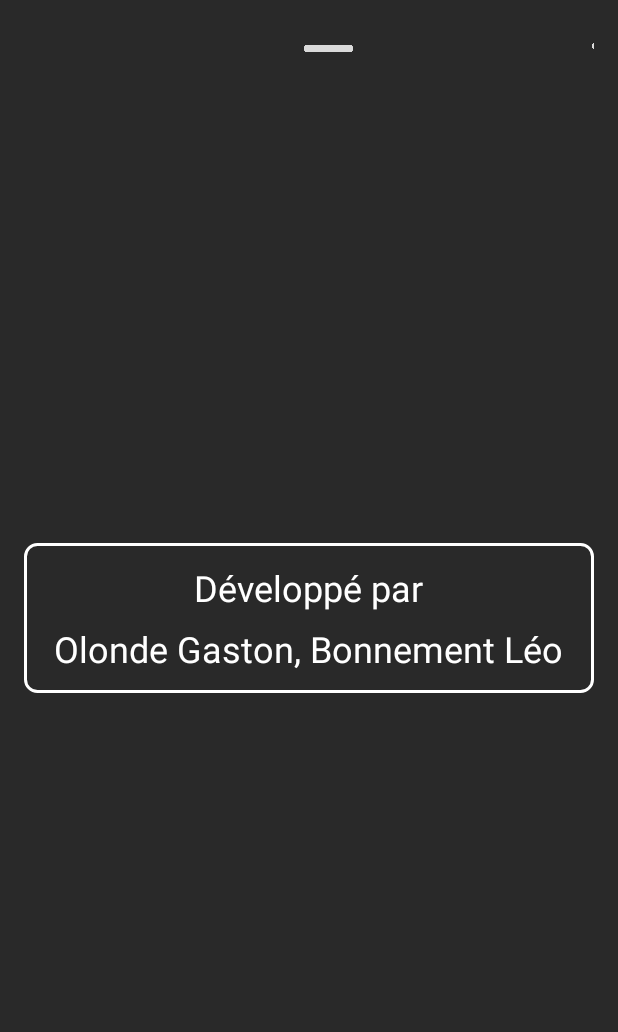
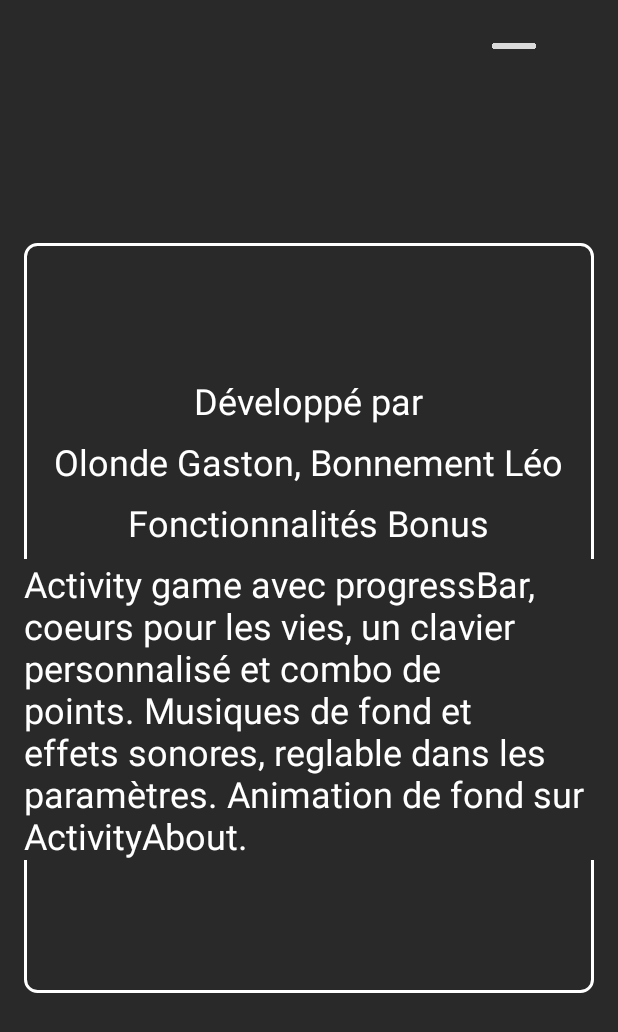
Before and after one commit to GastonOlonde/JeuCalculMental, an Android app: the screen it shows after launch (AboutActivity), after a tap on "À PROPOS", on a phone screen of 412 x 824 dp. Shown: the top 1032 px of the screen. Run offline under Robolectric (Android 15) with nearby library versions, the phone set to English and light mode, and no system bars.

Commit message:
musique...

```diff
--- a/app/src/main/AndroidManifest.xml
+++ b/app/src/main/AndroidManifest.xml
@@ -26,6 +26,7 @@
     <activity android:name=".GameActivity" />
     <activity android:name=".HighScoreActivity" />
     <activity android:name=".AboutActivity" />
+    <activity android:name=".MusicSettingsActivity" />
 
         <meta-data
             android:name="preloaded_fonts"
--- a/app/src/main/java/com/example/jeucalculmental/AboutActivity.java
+++ b/app/src/main/java/com/example/jeucalculmental/AboutActivity.java
@@ -5,6 +5,7 @@ import android.os.Handler;
 import android.os.Looper;
 import android.view.View;
 import android.view.animation.Animation;
+import android.view.animation.AnimationSet;
 import android.view.animation.AnimationUtils;
 import android.widget.ImageView;
 
@@ -35,32 +36,36 @@ public class AboutActivity extends AppCompatActivity {
                 @Override
                 public void run() {
                     ImageView imageView = new ImageView(AboutActivity.this);
-                    imageView.setImageResource(getRandomImageResource()); // Méthode pour obtenir une ressource d'image aléatoire
-                    imageView.setId(View.generateViewId()); // Générer un ID unique pour chaque ImageView
+                    imageView.setImageResource(getRandomImageResource());
+                    imageView.setId(View.generateViewId());
 
                     ConstraintLayout.LayoutParams layoutParams = new ConstraintLayout.LayoutParams(
                             ConstraintLayout.LayoutParams.WRAP_CONTENT,
                             ConstraintLayout.LayoutParams.WRAP_CONTENT
                     );
 
-                    // Positionner les ImageView de manière aléatoire
-                    layoutParams.topToTop = ConstraintLayout.LayoutParams.PARENT_ID; // Adapter si nécessaire
-                    layoutParams.startToStart = ConstraintLayout.LayoutParams.PARENT_ID; // Adapter si nécessaire
-                    layoutParams.leftMargin = random.nextInt(2700);
-                    // layoutParams.setMargins(random.nextInt(300), random.nextInt(600), 0, 0);
+                    layoutParams.topToTop = ConstraintLayout.LayoutParams.PARENT_ID;
+                    layoutParams.startToStart = ConstraintLayout.LayoutParams.PARENT_ID;
+                    layoutParams.leftMargin = random.nextInt(2500);
 
-                    // rand entre 10 et 40
                     int val = random.nextInt(40) + 35;
                     layoutParams.width = val;
                     layoutParams.height = val;
                     imageView.setLayoutParams(layoutParams);
-                    constraintLayout.addView(imageView); // Ajouter l'ImageView au ConstraintLayout
+                    constraintLayout.addView(imageView);
 
-                    // Charger l'animation à partir du fichier XML
+                    // Charger les animations à partir des fichiers XML
                     Animation fallAnimation = AnimationUtils.loadAnimation(AboutActivity.this, R.anim.fall_down);
+                    Animation spinAnimation = AnimationUtils.loadAnimation(AboutActivity.this, R.anim.spin);
 
-                    // Lancer l'animation sur l'image
-                    imageView.startAnimation(fallAnimation);
+                    // Créer un ensemble d'animations et y ajouter les animations de chute et de rotation
+                    AnimationSet animationSet = new AnimationSet(true); // true pour animation intermédiaire partagée
+
+                    animationSet.addAnimation(spinAnimation);
+                    animationSet.addAnimation(fallAnimation);
+
+                    // Démarrer l'ensemble des animations sur l'image
+                    imageView.startAnimation(animationSet);
                 }
             }, i * DELAY_MS); // Multiplier l'index par le délai pour échelonner les générations
         }
--- a/app/src/main/java/com/example/jeucalculmental/MainActivity.java
+++ b/app/src/main/java/com/example/jeucalculmental/MainActivity.java
@@ -2,25 +2,24 @@ package com.example.jeucalculmental;
 
 import android.content.Intent;
 import android.os.Bundle;
-import android.view.View;
 import android.widget.Button;
 
 import androidx.appcompat.app.AppCompatActivity;
 
 public class MainActivity extends AppCompatActivity {
 
-    private Button btnStartGame;
-    private Button btnViewHighScore;
-    private Button btnAbout;
-
     @Override
     protected void onCreate(Bundle savedInstanceState) {
         super.onCreate(savedInstanceState);
         setContentView(R.layout.activity_main);
 
-        btnStartGame = findViewById(R.id.btnStartGame);
-        btnViewHighScore = findViewById(R.id.btnHighScore);
-        btnAbout = findViewById(R.id.btnAbout);
+        // Démarrer la musique
+        MusicManager.startMusic(this);
+
+        Button btnStartGame = findViewById(R.id.btnStartGame);
+        Button btnViewHighScore = findViewById(R.id.btnHighScore);
+        Button btnAbout = findViewById(R.id.btnAbout);
+        Button btnMusicSettings = findViewById(R.id.btnMusicSettings);
 
         btnStartGame.setOnClickListener(view -> {
             Intent intent = new Intent(MainActivity.this, GameActivity.class);
@@ -36,5 +35,17 @@ public class MainActivity extends AppCompatActivity {
             Intent intent = new Intent(MainActivity.this, AboutActivity.class);
             startActivity(intent);
         });
+
+        btnMusicSettings.setOnClickListener(view -> {
+            Intent intent = new Intent(MainActivity.this, MusicSettingsActivity.class);
+            startActivity(intent);
+        });
+    }
+
+    @Override
+    protected void onDestroy() {
+        super.onDestroy();
+        // Arrêter la musique lorsque l'activité est détruite
+        MusicManager.stopMusic();
     }
 }
--- /dev/null
+++ b/app/src/main/java/com/example/jeucalculmental/MusicManager.java
@@ -0,0 +1,64 @@
+package com.example.jeucalculmental;
+
+import android.content.Context;
+import android.media.MediaPlayer;
+
+public class MusicManager {
+    private static MediaPlayer mediaPlayer;
+    private static int currentVolume = 50; // Exemple de volume par défaut
+    private static int currentIndex = 0;
+    private static int[] musicResources = {R.raw.musique1, R.raw.musique2}; // Ajoutez toutes vos ressources ici
+
+    public static void startMusic(Context context) {
+        if (mediaPlayer != null) {
+            mediaPlayer.release();
+            mediaPlayer = null;
+        }
+
+        mediaPlayer = MediaPlayer.create(context, musicResources[currentIndex]);
+        mediaPlayer.setLooping(false); // Pas besoin de boucler manuellement
+        mediaPlayer.setVolume(currentVolume / 100f, currentVolume / 100f);
+
+        mediaPlayer.setOnCompletionListener(mp -> {
+            // Lorsque la musique en cours est terminée, passer à la suivante
+            currentIndex = (currentIndex + 1) % musicResources.length;
+            startMusic(context); // Appel récursif pour charger la musique suivante
+        });
+
+        mediaPlayer.start();
+    }
+
+    public static void pauseMusic() {
+        if (mediaPlayer != null && mediaPlayer.isPlaying()) {
+            mediaPlayer.pause();
+        }
+    }
+
+    public static void stopMusic() {
+        if (mediaPlayer != null) {
+            mediaPlayer.stop();
+            mediaPlayer.release();
+            mediaPlayer = null;
+        }
+    }
+
+    public static boolean isPlaying() {
+        return mediaPlayer != null && mediaPlayer.isPlaying();
+    }
+
+    public static void setVolume(int volume) {
+        currentVolume = volume;
+        if (mediaPlayer != null) {
+            mediaPlayer.setVolume(currentVolume / 100f, currentVolume / 100f);
+        }
+    }
+
+    public static int getVolume() {
+        return currentVolume;
+    }
+
+    public static void playNext(Context context) {
+        currentIndex = (currentIndex + 1) % musicResources.length; // Passer à la musique suivante
+        startMusic(context); // Démarrer la nouvelle musique
+    }
+}
--- /dev/null
+++ b/app/src/main/res/anim/spin.xml
@@ -0,0 +1,12 @@
+<?xml version="1.0" encoding="utf-8"?>
+<set xmlns:android="http://schemas.android.com/apk/res/android">
+    <rotate
+        android:fromDegrees="0"
+        android:toDegrees="1440"
+        android:pivotX="50%"
+        android:pivotY="50%"
+        android:duration="5000"
+        android:repeatCount="infinite"
+        android:repeatMode="restart"
+        android:interpolator="@android:anim/linear_interpolator"/>
+</set>
--- a/app/src/main/res/layout/activity_about.xml
+++ b/app/src/main/res/layout/activity_about.xml
@@ -10,7 +10,7 @@
 
     <LinearLayout
         android:layout_width="match_parent"
-        android:layout_height="100dp"
+        android:layout_height="500dp"
         android:orientation="vertical"
         android:gravity="center"
         android:background="@drawable/background_border"
@@ -44,6 +44,31 @@
             app:layout_constraintEnd_toEndOf="parent"
             android:layout_marginTop="8dp"/>
 
+<!--        fonctionnalité bonus -->
+        <TextView
+            android:id="@+id/textBonus"
+            android:layout_width="wrap_content"
+            android:layout_height="wrap_content"
+            android:text="@string/text_bonus"
+            android:textColor="@android:color/white"
+            android:textSize="24sp"
+            app:layout_constraintTop_toBottomOf="@id/textAuthors"
+            app:layout_constraintStart_toStartOf="parent"
+            app:layout_constraintEnd_toEndOf="parent"
+            android:layout_marginTop="8dp"/>
+
+        <TextView
+            android:id="@+id/textBonusAuthors"
+            android:layout_width="match_parent"
+            android:layout_height="wrap_content"
+            android:text="@string/bonus"
+            android:background="@color/colorbg"
+            android:textColor="@android:color/white"
+            android:textSize="24sp"
+            app:layout_constraintTop_toBottomOf="@id/textBonus"
+            app:layout_constraintStart_toStartOf="parent"
+            app:layout_constraintEnd_toEndOf="parent"
+            android:layout_marginTop="8dp"/>
 
     </LinearLayout>
 </androidx.constraintlayout.widget.ConstraintLayout>
--- a/app/src/main/res/layout/activity_high_score.xml
+++ b/app/src/main/res/layout/activity_high_score.xml
@@ -11,7 +11,7 @@
         android:id="@+id/high_score_label"
         android:layout_width="wrap_content"
         android:layout_height="wrap_content"
-        android:text="High Scores:"
+        android:text="@string/HighScores"
         android:textColor="@color/white"
         android:textSize="24sp"
         android:paddingBottom="16dp" />
--- a/app/src/main/res/values/strings.xml
+++ b/app/src/main/res/values/strings.xml
@@ -7,4 +7,17 @@
     <string name="premier">PREMIER</string>
     <string name="deuxieme">DEUXIEME</string>
     <string name="troisieme">TROISIEME</string>
+    <string name="reglages">Réglages</string>
+    <string name="titlesettings">Réglages</string>
+    <string name="musique">Musique</string>
+    <string name="volume">Volume</string>
+    <string name="next_music">Musique suivante</string>
+    <string name="passer">Passer</string>
+    <string name="HighScores">Meilleurs Scores</string>
+    <string name="text_bonus">Fonctionnalités Bonus</string>
+    <string name="bonus">
+        Activity game avec progressBar, coeurs pour les vies, un clavier personnalisé et combo de points.
+        Musiques de fond et effets sonores, reglable dans les paramètres.
+        Animation de fond sur ActivityAbout.
+    </string>
 </resources>
```
Also changed, not shown: app/src/main/java/com/example/jeucalculmental/MusicSettingsActivity.java (added, +59 -0 lines), app/src/main/res/layout/activity_main.xml (+24 -1 lines), app/src/main/res/layout/activity_music_settings.xml (added, +115 -0 lines), app/src/main/res/layout/score_item.xml (+18 -17 lines), 3 other files.
